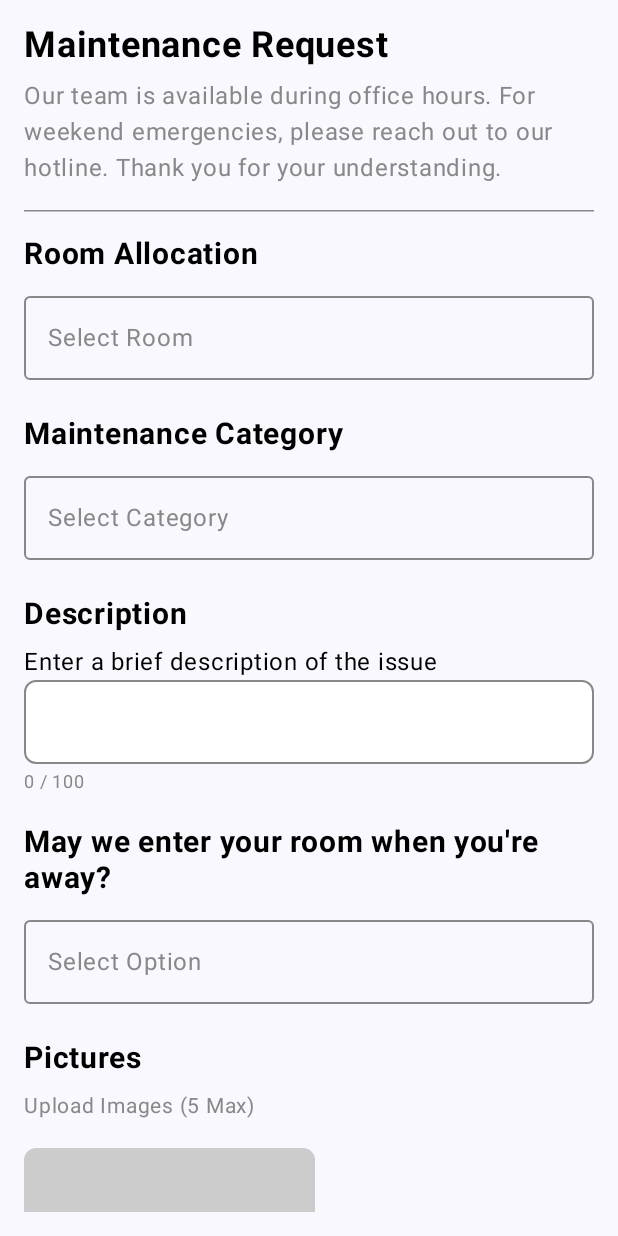
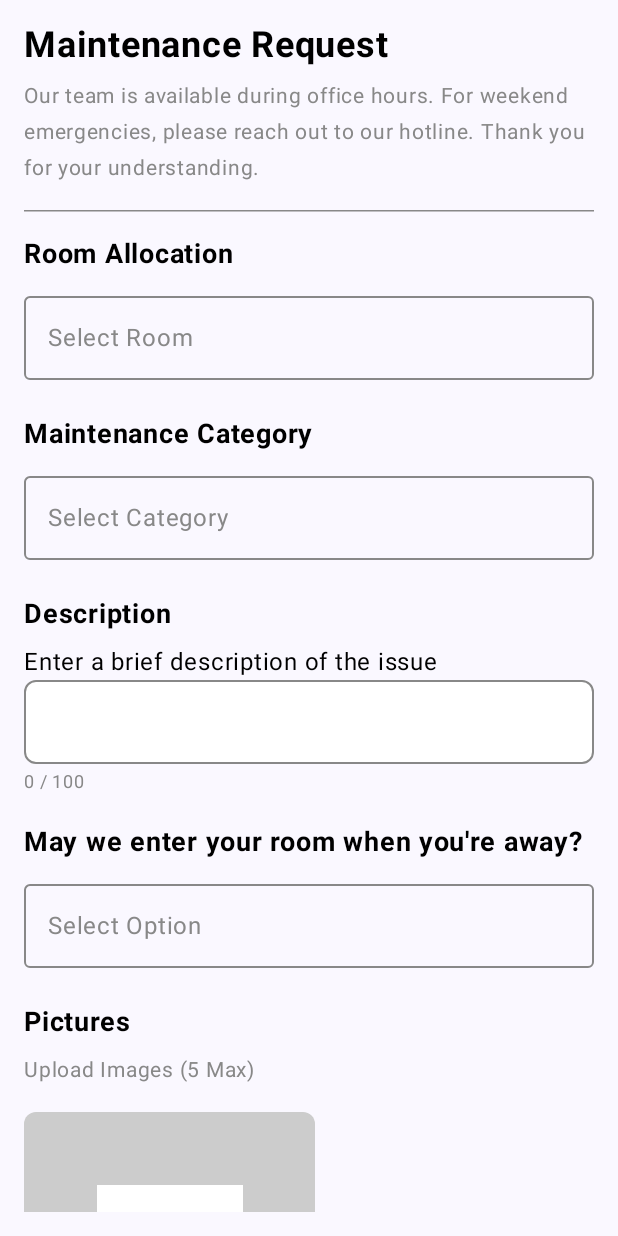
Before and after one commit to Adedeji-Kehinde/GHR, an Android app built with Jetpack Compose: the composable MaintenanceRequestContent shown on its own in the app's theme, on a phone screen of 412 x 824 dp. Run offline under Robolectric (Android 15) with nearby library versions, the phone set to English and light mode, and no system bars; pictures from the network do not load.

Commit message:
optimising, commenting and organising

```diff
--- a/app/src/main/java/com/griffith/ghr/HomePage.kt
+++ b/app/src/main/java/com/griffith/ghr/HomePage.kt
@@ -19,11 +19,12 @@ import kotlinx.coroutines.launch
 @Composable
 fun HomePage(navController: NavController) {
     val scope = rememberCoroutineScope()
+
+    // Drawer States
     val menuDrawerState = rememberDrawerState(DrawerValue.Closed)// State for menu drawer
     val isNotificationDrawerOpen = remember { mutableStateOf(false) }// State for notification drawer
 
     Box(modifier = Modifier.fillMaxSize()) {
-        // Menu Drawer with Main Content
         ModalNavigationDrawer(
             drawerState = menuDrawerState,
             drawerContent = {
--- a/app/src/main/java/com/griffith/ghr/MaintenanceRequestPage.kt
+++ b/app/src/main/java/com/griffith/ghr/MaintenanceRequestPage.kt
@@ -3,6 +3,7 @@ package com.griffith.ghr
 import android.content.Context
 import android.net.Uri
 import android.provider.OpenableColumns
+import android.widget.Toast
 import androidx.activity.compose.rememberLauncherForActivityResult
 import androidx.activity.result.contract.ActivityResultContracts
 import androidx.compose.foundation.Image
@@ -14,15 +15,12 @@ import androidx.compose.foundation.layout.Column
 import androidx.compose.foundation.layout.PaddingValues
 import androidx.compose.foundation.layout.Row
 import androidx.compose.foundation.layout.Spacer
-import androidx.compose.foundation.layout.fillMaxHeight
 import androidx.compose.foundation.layout.fillMaxSize
 import androidx.compose.foundation.layout.fillMaxWidth
 import androidx.compose.foundation.layout.height
 import androidx.compose.foundation.layout.padding
 import androidx.compose.foundation.layout.size
-import androidx.compose.foundation.layout.width
 import androidx.compose.foundation.rememberScrollState
-import androidx.compose.foundation.shape.RoundedCornerShape
 import androidx.compose.foundation.verticalScroll
 import androidx.compose.material3.Button
 import androidx.compose.material3.CircularProgressIndicator
@@ -41,7 +39,6 @@ import androidx.compose.runtime.mutableStateOf
 import androidx.compose.runtime.remember
 import androidx.compose.runtime.rememberCoroutineScope
 import androidx.compose.runtime.setValue
-import androidx.compose.ui.Alignment
 import androidx.compose.ui.Modifier
 import androidx.compose.ui.graphics.Color
 import androidx.compose.ui.layout.ContentScale
@@ -66,7 +63,11 @@ import retrofit2.http.POST
 import retrofit2.http.Part
 import java.io.InputStream
 
-// Retrofit API Interface
+// ------------------------- RETROFIT API INTERFACE -------------------------
+
+/**
+ * API interface for submitting Maintenance Requests.
+ */
 interface MaintenanceRequestApi {
     @Multipart
     @POST("api/maintenance/register")
@@ -80,46 +81,27 @@ interface MaintenanceRequestApi {
     ): ResponseBody
 }
 
-// Data class for maintenance request payload
-data class MaintenanceRequestData(
-    val roomNumber: String,
-    val category: String,
-    val description: String,
-    val roomAccess: String,
-    val pictures: List<String> = emptyList()
-)
+// ------------------------- MAINTENANCE REQUEST PAGE -------------------------
 
 @Composable
 fun MaintenanceRequestPage(navController: NavController) {
     val scope = rememberCoroutineScope()
 
-    // State for menu drawer
+    // Drawer States
     val menuDrawerState = rememberDrawerState(DrawerValue.Closed)
-
-    // State for notification drawer
     val isNotificationDrawerOpen = remember { mutableStateOf(false) }
 
     Box(modifier = Modifier.fillMaxSize().background(Color.White)) {
         ModalNavigationDrawer(
             drawerState = menuDrawerState,
-            drawerContent = {
-                ModalDrawerSheet {
-                    MenuDrawerContent(navController = navController)
-                }
-            },
+            drawerContent = { ModalDrawerSheet { MenuDrawerContent(navController = navController) } },
             modifier = Modifier.fillMaxSize()
         ) {
             Scaffold(
                 topBar = {
                     AppHeader(
-                        onMenuClick = {
-                            scope.launch {
-                                menuDrawerState.open()
-                            }
-                        },
-                        onNotificationClick = {
-                            isNotificationDrawerOpen.value = true
-                        },
+                        onMenuClick = { scope.launch { menuDrawerState.open() } },
+                        onNotificationClick = { isNotificationDrawerOpen.value = true },
                         navController = navController,
                         showBackButton = true
                     )
@@ -132,21 +114,7 @@ fun MaintenanceRequestPage(navController: NavController) {
 
         // Notification Drawer Overlay
         if (isNotificationDrawerOpen.value) {
-            Box(
-                modifier = Modifier
-                    .fillMaxSize()
-                    .background(Color.Black.copy(alpha = 0.5f))
-                    .clickable { isNotificationDrawerOpen.value = false }
-            )
-            Box(
-                modifier = Modifier
-                    .fillMaxHeight()
-                    .width((2 * LocalConfiguration.current.screenWidthDp / 3).dp)
-                    .align(Alignment.TopEnd)
-                    .background(Color.White, shape = RoundedCornerShape(topStart = 16.dp, bottomStart = 16.dp))
-            ) {
-                NotificationDrawerBox()
-            }
+            NotificationDrawerOverlay(isNotificationDrawerOpen)
         }
     }
 }
@@ -155,6 +123,8 @@ fun MaintenanceRequestPage(navController: NavController) {
 fun MaintenanceRequestContent(innerPadding: PaddingValues, navController: NavController) {
     val context = LocalContext.current
     val scope = rememberCoroutineScope()
+
+    // Retrofit setup
     val retrofit = remember {
         Retrofit.Builder()
             .baseUrl("https://ghr-1.onrender.com")
@@ -162,23 +132,21 @@ fun MaintenanceRequestContent(innerPadding: PaddingValues, navController: NavCon
             .build()
     }
     val userProfileApi = retrofit.create(UserProfileApi::class.java)
+    val maintenanceRequestApi = retrofit.create(MaintenanceRequestApi::class.java)
 
-    // State for room number and form inputs
+    // State Variables
     var roomNumber by remember { mutableStateOf("") }
     val category = remember { mutableStateOf("") }
     val description = remember { mutableStateOf("") }
     val roomAccess = remember { mutableStateOf("") }
-    val selectedImages = remember { mutableStateListOf<Uri>() } // Mutable list for selected images
-    val isImageExpanded = remember { mutableStateOf<Uri?>(null) } // Tracks the expanded image
+    val selectedImages = remember { mutableStateListOf<Uri>() }
+    val imageSize = ( LocalConfiguration.current.screenWidthDp.dp - 24.dp) / 2 // Adjust size to fit two images per row with spacing
+    val isImageExpanded = remember { mutableStateOf<Uri?>(null) }
+    val isSubmitting = remember { mutableStateOf(false) }
+
     val launcher = rememberLauncherForActivityResult(ActivityResultContracts.GetContent()) { uri: Uri? ->
         uri?.let { if (selectedImages.size < 5) selectedImages.add(it) }
     }
-    val screenWidth = LocalConfiguration.current.screenWidthDp.dp
-    val imageSize = (screenWidth - 24.dp) / 2 // Adjust size to fit two images per row with spacing
-    val showMessage = remember { mutableStateOf<String?>(null) }
-    val maintenanceRequestApi = retrofit.create(MaintenanceRequestApi::class.java)
-    val isSubmitting = remember { mutableStateOf(false) }
-
     // Fetch user's room number
     LaunchedEffect(Unit) {
         val sharedPreferences = context.getSharedPreferences("AppPrefs", Context.MODE_PRIVATE)
@@ -195,30 +163,16 @@ fun MaintenanceRequestContent(innerPadding: PaddingValues, navController: NavCon
     }
 
     Box(
-        modifier = Modifier
-            .fillMaxSize()
-            .padding(innerPadding)
-            .padding(16.dp)
+        modifier = Modifier.fillMaxSize().padding(innerPadding).padding(16.dp)
     ) {
         Column(
-            modifier = Modifier
-                .fillMaxSize()
-                .verticalScroll(rememberScrollState())
+            modifier = Modifier.fillMaxSize().verticalScroll(rememberScrollState())
         ) {
-            Text(
-                text = "Maintenance Request",
-                fontSize = 24.sp,
-                fontWeight = FontWeight.Bold,
-                color = Color.Black
-            )
+            Text(text = "Maintenance Request", fontSize = 24.sp, fontWeight = FontWeight.Bold, color = Color.Black)
             Spacer(modifier = Modifier.height(8.dp))
 
             // Placeholder subtitle
-            Text(
-                text = "Our team is available during office hours. For weekend emergencies, please reach out to our hotline. Thank you for your understanding.",
-                fontSize = 16.sp,
-                color = Color.Gray
-            )
+            Text(text = "Our team is available during office hours. For weekend emergencies, please reach out to our hotline. Thank you for your understanding.", fontSize = 14.sp, color = Color.Gray)
             Spacer(modifier = Modifier.height(16.dp))
 
             // Horizontal divider
@@ -226,16 +180,12 @@ fun MaintenanceRequestContent(innerPadding: PaddingValues, navController: NavCon
             Spacer(modifier = Modifier.height(16.dp))
 
             // Display Room Number
-            Text(
-                text = "Room Allocation",
-                fontSize = 20.sp,
-                fontWeight = FontWeight.Bold,
-                color = Color.Black
-            )
+            Text(text = "Room Allocation", fontSize = 18.sp, fontWeight = FontWeight.Bold, color = Color.Black)
             Spacer(modifier = Modifier.height(8.dp))
+
             Dropdown(
                 label = "Select Room",
-                options = listOf("$roomNumber"),
+                options = listOf(roomNumber),
                 onOptionSelected = { selectedRoom ->
                     roomNumber = selectedRoom
                 }
@@ -243,13 +193,9 @@ fun MaintenanceRequestContent(innerPadding: PaddingValues, navController: NavCon
             Spacer(modifier = Modifier.height(16.dp))
 
             // Maintenance Category
-            Text(
-                text = "Maintenance Category",
-                fontSize = 20.sp,
-                fontWeight = FontWeight.Bold,
-                color = Color.Black
-            )
+            Text(text = "Maintenance Category", fontSize = 18.sp, fontWeight = FontWeight.Bold, color = Color.Black)
             Spacer(modifier = Modifier.height(8.dp))
+
             Dropdown(
                 label = "Select Category",
                 options = listOf(
@@ -268,13 +214,9 @@ fun MaintenanceRequestContent(innerPadding: PaddingValues, navController: NavCon
             Spacer(modifier = Modifier.height(16.dp))
 
             // Description
-            Text(
-                text = "Description",
-                fontSize = 20.sp,
-                fontWeight = FontWeight.Bold,
-                color = Color.Black
-            )
+            Text(text = "Description", fontSize = 18.sp, fontWeight = FontWeight.Bold, color = Color.Black)
             Spacer(modifier = Modifier.height(8.dp))
+
             TextBox(
                 label = "Enter a brief description of the issue",
                 onTextChange = { description.value = it }
@@ -282,13 +224,9 @@ fun MaintenanceRequestContent(innerPadding: PaddingValues, navController: NavCon
             Spacer(modifier = Modifier.height(16.dp))
 
             // May we enter your room when you're away?
-            Text(
-                text = "May we enter your room when you're away?",
-                fontSize = 20.sp,
-                fontWeight = FontWeight.Bold,
-                color = Color.Black
-            )
+            Text(text = "May we enter your room when you're away?", fontSize = 18.sp, fontWeight = FontWeight.Bold, color = Color.Black)
             Spacer(modifier = Modifier.height(8.dp))
+
             Dropdown(
                 label = "Select Option",
                 options = listOf("Yes", "No"), // Placeholder options
@@ -297,18 +235,10 @@ fun MaintenanceRequestContent(innerPadding: PaddingValues, navController: NavCon
             Spacer(modifier = Modifier.height(16.dp))
 
             // Pictures Section
-            Text(
-                text = "Pictures",
-                fontSize = 20.sp,
-                fontWeight = FontWeight.Bold,
-                color = Color.Black
-            )
+            Text(text = "Pictures", fontSize = 18.sp, fontWeight = FontWeight.Bold, color = Color.Black)
             Spacer(modifier = Modifier.height(8.dp))
-            Text(
-                text = "Upload Images (5 Max)",
-                fontSize = 14.sp,
-                color = Color.Gray
-            )
+
+            Text(text = "Upload Images (5 Max)", fontSize = 14.sp, color = Color.Gray)
 
             Spacer(modifier = Modifier.height(16.dp))
 
@@ -344,7 +274,7 @@ fun MaintenanceRequestContent(innerPadding: PaddingValues, navController: NavCon
                         )
                     }
                 }
-                Spacer(modifier = Modifier.height(8.dp)) // Vertical spacing between rows
+                Spacer(modifier = Modifier.height(8.dp))
             }
             Spacer(modifier = Modifier.height(16.dp))
 
@@ -352,17 +282,13 @@ fun MaintenanceRequestContent(innerPadding: PaddingValues, navController: NavCon
             isImageExpanded.value?.let { expandedUri ->
                 Dialog(onDismissRequest = { isImageExpanded.value = null }) {
                     Box(
-                        modifier = Modifier
-                            .fillMaxSize()
-                            .background(Color.Black)
+                        modifier = Modifier.fillMaxSize().background(Color.Black)
                     ) {
                         Image(
                             painter = rememberAsyncImagePainter(expandedUri),
                             contentDescription = null,
                             contentScale = ContentScale.Fit,
-                            modifier = Modifier
-                                .fillMaxSize()
-                                .clickable { isImageExpanded.value = null }
+                            modifier = Modifier.fillMaxSize().clickable { isImageExpanded.value = null }
                         )
                     }
                 }
@@ -380,7 +306,7 @@ fun MaintenanceRequestContent(innerPadding: PaddingValues, navController: NavCon
                             val imagesParts = selectedImages.map { uri ->
                                 uriToMultipartBody(context, uri)
                             }
-                            val response = maintenanceRequestApi.createMaintenanceRequest(
+                            maintenanceRequestApi.createMaintenanceRequest(
                                 token = "Bearer $token",
                                 roomNumber = RequestBody.create("text/plain".toMediaTypeOrNull(), roomNumber),
                                 category = RequestBody.create("text/plain".toMediaTypeOrNull(), category.value),
@@ -388,10 +314,11 @@ fun MaintenanceRequestContent(innerPadding: PaddingValues, navController: NavCon
                                 roomAccess = RequestBody.create("text/plain".toMediaTypeOrNull(), roomAccess.value),
                                 images = imagesParts
                             )
-                            showMessage.value = "Success!"
+                            // Show Success Toast
+                            Toast.makeText(context, "Request submitted successfully!", Toast.LENGTH_LONG).show()
                             navController.navigate("MaintenancePage")
                         } catch (e: Exception) {
-                            showMessage.value = "Error: ${e.message}"
+                            Toast.makeText(context, "Error: ${e.message}", Toast.LENGTH_LONG).show()
                         } finally {
                             isSubmitting.value = false
                         }
@@ -405,12 +332,6 @@ fun MaintenanceRequestContent(innerPadding: PaddingValues, navController: NavCon
                 } else {
                     Text("Submit Request")
                 }
-            }
-
-            // Show Message
-            showMessage.value?.let { message ->
-                Spacer(modifier = Modifier.height(16.dp))
-                Text(text = message, fontSize = 16.sp, color = if (message.contains("success")) Color.Green else Color.Red)
             }
         }
     }
```
Also changed, not shown: app/src/main/java/com/griffith/ghr/enquiriesPage.kt (+8 -1 lines), app/src/main/java/com/griffith/ghr/enquiriesRequestPage.kt (+47 -83 lines).
